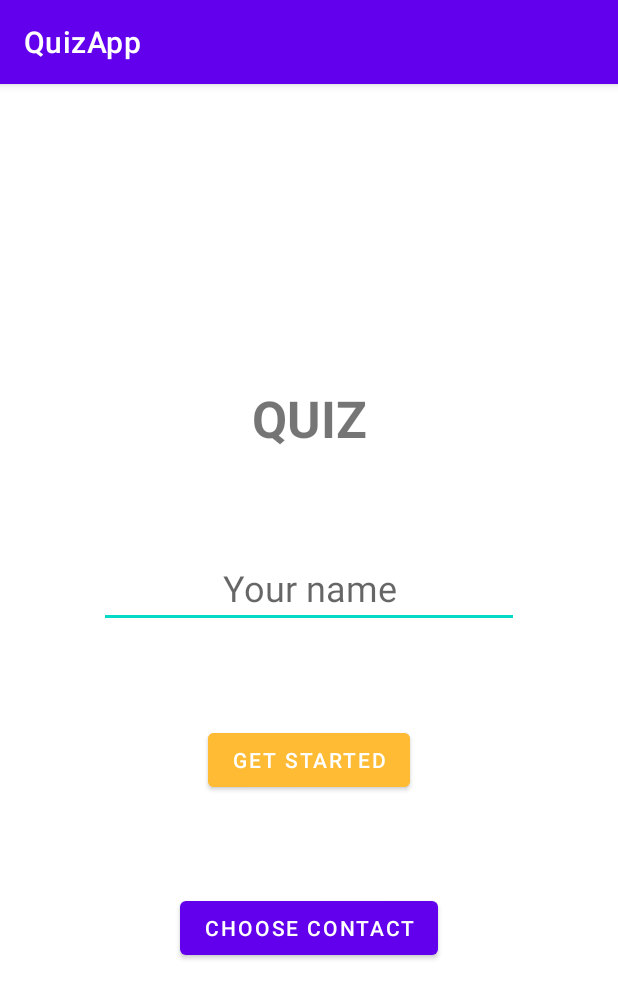
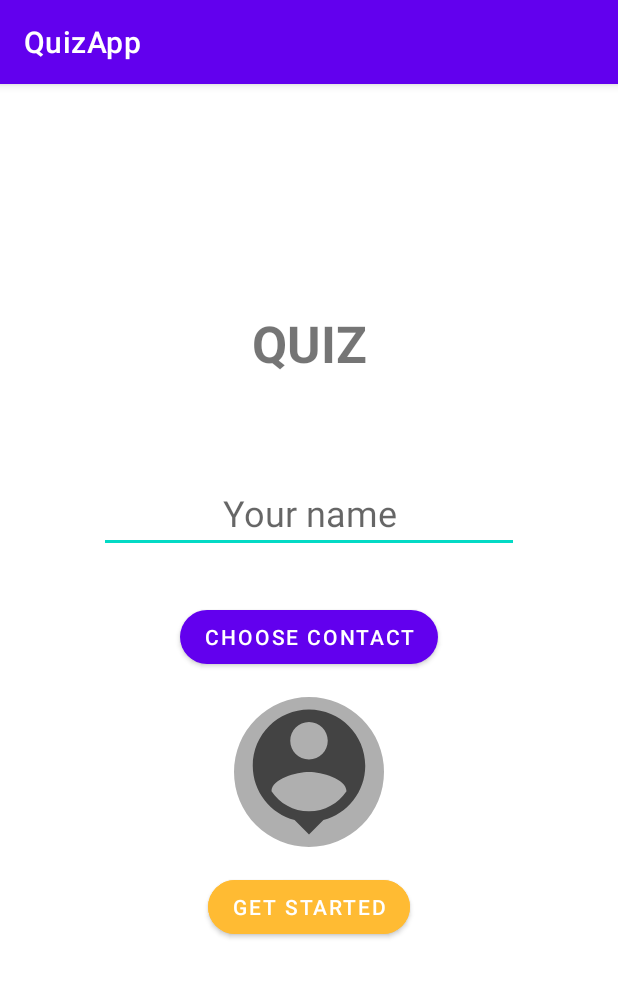
Before and after one commit to Balogh-Laszlo/Android2021, an Android app: the screen it shows after launch (MainActivity), on a phone screen of 412 x 824 dp. Shown: the top 999 px of the screen. Run offline under Robolectric (Android 15) with nearby library versions, the phone set to English and light mode, and no system bars.

Commit message:
BEADAS 4. labor

```diff
--- a/QuizApp/app/build.gradle
+++ b/QuizApp/app/build.gradle
@@ -40,4 +40,7 @@ dependencies {
     testImplementation 'junit:junit:4.+'
     androidTestImplementation 'androidx.test.ext:junit:1.1.3'
     androidTestImplementation 'androidx.test.espresso:espresso-core:3.4.0'
+
+    implementation 'com.google.android.material:material:1.2.1'
+
 }
--- a/QuizApp/app/src/main/AndroidManifest.xml
+++ b/QuizApp/app/src/main/AndroidManifest.xml
@@ -3,6 +3,7 @@
     package="com.example.quizapp">
 
     <uses-permission android:name="android.permission.READ_CONTACTS"></uses-permission>
+    <uses-permission android:name="android.permission.READ_EXTERNAL_STORAGE"></uses-permission>
     <application
         android:allowBackup="true"
         android:icon="@mipmap/ic_launcher"
--- a/QuizApp/app/src/main/java/com/example/quizapp/Utils/Constants.kt
+++ b/QuizApp/app/src/main/java/com/example/quizapp/Utils/Constants.kt
@@ -1,3 +1,4 @@
 package com.example.quizapp.Utils
 
 val EXTRA_NAME = "EXTRA_NAME"
+val EXTRA_URI = "EXTRA_URI"
--- /dev/null
+++ b/QuizApp/app/src/main/res/drawable/ic_profile.xml
@@ -0,0 +1,5 @@
+<vector android:height="24dp" android:tint="#434343"
+    android:viewportHeight="24" android:viewportWidth="24"
+    android:width="24dp" xmlns:android="http://schemas.android.com/apk/res/android">
+    <path android:fillColor="@android:color/white" android:pathData="M12,2c-4.97,0 -9,4.03 -9,9 0,4.17 2.84,7.67 6.69,8.69L12,22l2.31,-2.31C18.16,18.67 21,15.17 21,11c0,-4.97 -4.03,-9 -9,-9zM12,4c1.66,0 3,1.34 3,3s-1.34,3 -3,3 -3,-1.34 -3,-3 1.34,-3 3,-3zM12,18.3c-2.5,0 -4.71,-1.28 -6,-3.22 0.03,-1.99 4,-3.08 6,-3.08 1.99,0 5.97,1.09 6,3.08 -1.29,1.94 -3.5,3.22 -6,3.22z"/>
+</vector>
--- a/QuizApp/app/src/main/res/layout/activity_main.xml
+++ b/QuizApp/app/src/main/res/layout/activity_main.xml
@@ -10,7 +10,7 @@
         android:id="@+id/tvQuiz"
         android:layout_width="wrap_content"
         android:layout_height="wrap_content"
-        android:layout_marginTop="200dp"
+        android:layout_marginTop="150dp"
         android:text="QUIZ"
         android:textSize="34sp"
         android:textStyle="bold"
@@ -36,21 +36,37 @@
         android:id="@+id/btnGetStarted"
         android:layout_width="wrap_content"
         android:layout_height="wrap_content"
-        android:layout_marginTop="64dp"
+        android:layout_marginTop="16dp"
         android:backgroundTint="@android:color/holo_orange_light"
         android:text="GET STARTED"
+        app:cornerRadius="18dp"
         app:layout_constraintEnd_toEndOf="parent"
         app:layout_constraintStart_toStartOf="parent"
-        app:layout_constraintTop_toBottomOf="@+id/etYourName" />
+        app:layout_constraintTop_toBottomOf="@+id/ivImagePicker" />
 
     <Button
         android:id="@+id/btnContact"
         android:layout_width="wrap_content"
         android:layout_height="wrap_content"
-        android:layout_marginTop="64dp"
+        android:layout_marginTop="32dp"
         android:text="CHOOSE CONTACT"
+        app:cornerRadius="18dp"
         app:layout_constraintEnd_toEndOf="parent"
         app:layout_constraintStart_toStartOf="parent"
-        app:layout_constraintTop_toBottomOf="@+id/btnGetStarted" />
+        app:layout_constraintTop_toBottomOf="@+id/etYourName" />
+
+    <com.google.android.material.imageview.ShapeableImageView
+        android:id="@+id/ivImagePicker"
+        android:layout_width="100dp"
+        android:layout_height="100dp"
+        android:layout_marginStart="150dp"
+        android:layout_marginTop="16dp"
+        android:layout_marginEnd="150dp"
+        android:background="#AFAFAF"
+        app:layout_constraintEnd_toEndOf="parent"
+        app:layout_constraintStart_toStartOf="parent"
+        app:layout_constraintTop_toBottomOf="@+id/btnContact"
+        app:shapeAppearanceOverlay="@style/Circular"
+        app:srcCompat="@drawable/ic_profile" />
 
 </androidx.constraintlayout.widget.ConstraintLayout>
--- /dev/null
+++ b/QuizApp/app/src/main/res/values/custom_styles.xml
@@ -0,0 +1,6 @@
+<?xml version="1.0" encoding="utf-8"?>
+<resources>
+    <style name="Circular">
+        <item name="cornerSize"> 50%</item>
+    </style>
+</resources>
```
Also changed, not shown: QuizApp/app/src/main/java/com/example/quizapp/DisplayActivity.kt (+8 -0 lines), QuizApp/app/src/main/java/com/example/quizapp/MainActivity.kt (+109 -18 lines), QuizApp/app/src/main/res/layout/activity_display.xml (+16 -0 lines).
